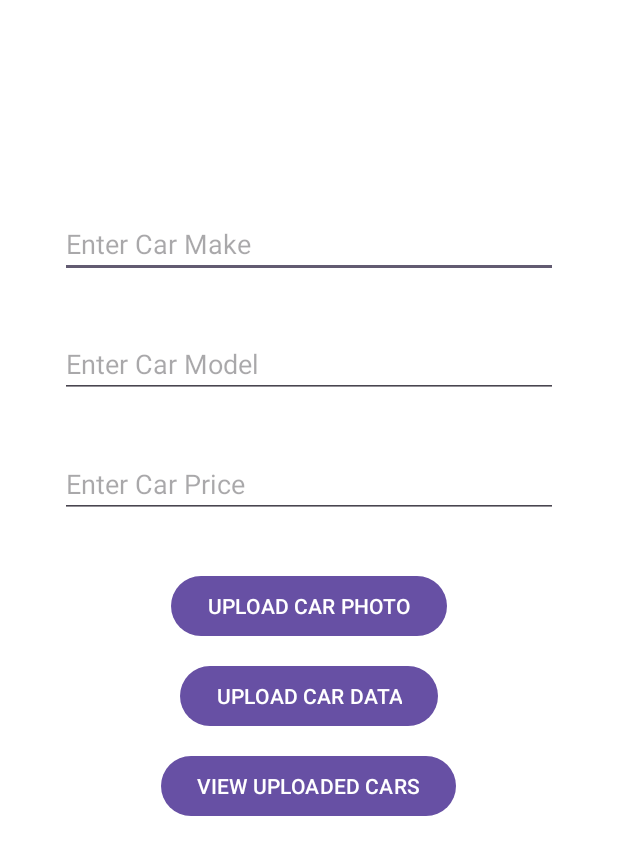
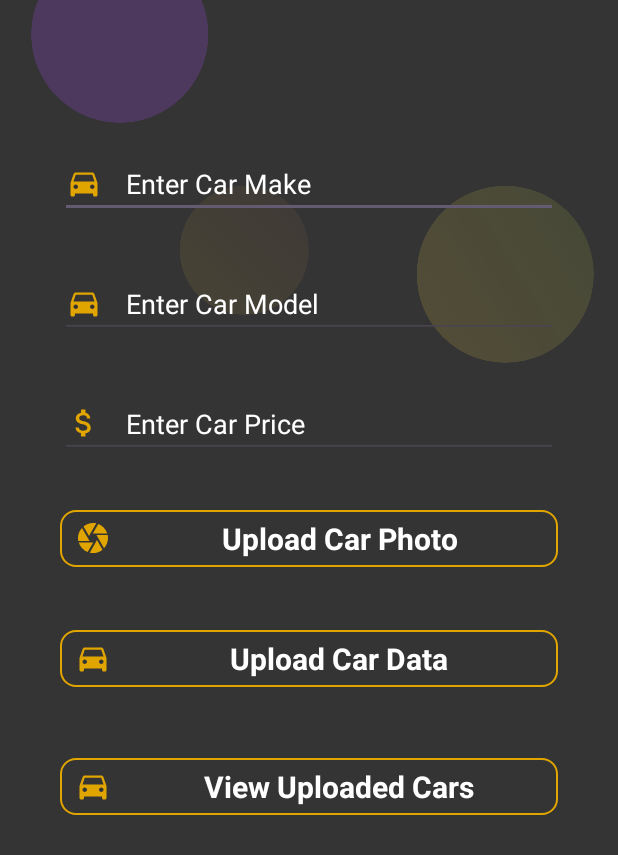
Before and after one commit to Brokeice123/FireBaseCloadChat, an Android app: the MainActivity screen opened directly, with no data from a screen before it, on a phone screen of 412 x 824 dp. Shown: the top 855 px of the screen. Run offline under Robolectric (Android 15) with nearby library versions, the phone set to English and light mode, and no system bars; our stand-ins replace Firebase (no records; nobody signed in at launch, a user with empty details on screens opened directly); Roboto replaces fonts that are not available here.

```diff
--- a/app/src/main/AndroidManifest.xml
+++ b/app/src/main/AndroidManifest.xml
@@ -15,6 +15,9 @@
         android:theme="@style/Theme.FireCloudChatApp"
         tools:targetApi="31">
         <activity
+            android:name=".Video_SplashActivity"
+            android:exported="false" />
+        <activity
             android:name=".SplashScreen"
             android:exported="true">
             <intent-filter>
@@ -28,14 +31,10 @@
             android:exported="false" />
         <activity
             android:name=".LoginAtivity"
-            android:exported="true">
-
-        </activity>
+            android:exported="true"></activity>
         <activity
             android:name=".MainActivity"
-            android:exported="true">
-
-        </activity>
+            android:exported="true"></activity>
 
         <meta-data
             android:name="preloaded_fonts"
--- a/app/src/main/java/com/example/firecloudchat_app/LoginAtivity.kt
+++ b/app/src/main/java/com/example/firecloudchat_app/LoginAtivity.kt
@@ -47,7 +47,7 @@ class LoginAtivity : AppCompatActivity() {
                 auth.signInWithEmailAndPassword(email, password).addOnCompleteListener(this) {
                     if (it.isSuccessful){
                         Toast.makeText(this, "Login Successful", Toast.LENGTH_SHORT).show()
-                        var gotomain = Intent(this, MainActivity::class.java)
+                        var gotomain = Intent(this, Video_SplashActivity::class.java)
                         startActivity(gotomain)
                         finish()
                     } else{
--- a/app/src/main/java/com/example/firecloudchat_app/MainActivity.kt
+++ b/app/src/main/java/com/example/firecloudchat_app/MainActivity.kt
@@ -1,9 +1,12 @@
 package com.example.firecloudchat_app
 
+import android.graphics.Color
+import android.os.Build
 import androidx.appcompat.app.AppCompatActivity
 import android.os.Bundle
 import android.widget.Button
 import android.widget.EditText
+import android.widget.TextView
 import android.widget.Toast
 import com.google.firebase.database.FirebaseDatabase
 
@@ -13,9 +16,9 @@ class MainActivity : AppCompatActivity() {
     lateinit var main_model:EditText
     lateinit var main_price:EditText
 
-    lateinit var main_photo:Button
-    lateinit var main_data:Button
-    lateinit var main_view:Button
+    lateinit var main_photo:TextView
+    lateinit var main_data:TextView
+    lateinit var main_view:TextView
 
     override fun onCreate(savedInstanceState: Bundle?) {
         super.onCreate(savedInstanceState)
@@ -60,5 +63,9 @@ class MainActivity : AppCompatActivity() {
 
         }
 
+        if (Build.VERSION.SDK_INT >= Build.VERSION_CODES.LOLLIPOP) {
+            window.statusBarColor = Color.parseColor("#343434")
+        }
+
         }
     }
--- /dev/null
+++ b/app/src/main/java/com/example/firecloudchat_app/Video_SplashActivity.kt
@@ -0,0 +1,37 @@
+package com.example.firecloudchat_app
+
+import android.content.Intent
+import android.graphics.Color
+import android.net.Uri
+import android.os.Build
+import androidx.appcompat.app.AppCompatActivity
+import android.os.Bundle
+import android.os.Handler
+import android.widget.VideoView
+
+class Video_SplashActivity : AppCompatActivity() {
+
+    private lateinit var videoView: VideoView
+
+    override fun onCreate(savedInstanceState: Bundle?) {
+        super.onCreate(savedInstanceState)
+        setContentView(R.layout.activity_video_splash)
+
+        videoView = findViewById(R.id.logo)
+
+        val videoUri = Uri.parse("android.resource://" + packageName + "/" + R.raw.my_video)
+        videoView.setVideoURI(videoUri)
+        videoView.start()
+
+        Handler().postDelayed({
+            videoView.stopPlayback()
+            startActivity(Intent(this, MainActivity::class.java))
+            finish()
+        }, 7000)
+
+        if (Build.VERSION.SDK_INT >= Build.VERSION_CODES.LOLLIPOP) {
+            window.statusBarColor = Color.parseColor("#000000")
+        }
+
+    }
+}
--- /dev/null
+++ b/app/src/main/res/drawable/camera.xml
@@ -0,0 +1,5 @@
+<vector android:height="24dp" android:tint="#E1A500"
+    android:viewportHeight="24" android:viewportWidth="24"
+    android:width="24dp" xmlns:android="http://schemas.android.com/apk/res/android">
+    <path android:fillColor="@android:color/white" android:pathData="M9.4,10.5l4.77,-8.26C13.47,2.09 12.75,2 12,2c-2.4,0 -4.6,0.85 -6.32,2.25l3.66,6.35 0.06,-0.1zM21.54,9c-0.92,-2.92 -3.15,-5.26 -6,-6.34L11.88,9h9.66zM21.8,10h-7.49l0.29,0.5 4.76,8.25C21,16.97 22,14.61 22,12c0,-0.69 -0.07,-1.35 -0.2,-2zM8.54,12l-3.9,-6.75C3.01,7.03 2,9.39 2,12c0,0.69 0.07,1.35 0.2,2h7.49l-1.15,-2zM2.46,15c0.92,2.92 3.15,5.26 6,6.34L12.12,15L2.46,15zM13.73,15l-3.9,6.76c0.7,0.15 1.42,0.24 2.17,0.24 2.4,0 4.6,-0.85 6.32,-2.25l-3.66,-6.35 -0.93,1.6z"/>
+</vector>
--- /dev/null
+++ b/app/src/main/res/drawable/car.xml
@@ -0,0 +1,5 @@
+<vector android:height="24dp" android:tint="#E1A500"
+    android:viewportHeight="24" android:viewportWidth="24"
+    android:width="24dp" xmlns:android="http://schemas.android.com/apk/res/android">
+    <path android:fillColor="@android:color/white" android:pathData="M18.92,6.01C18.72,5.42 18.16,5 17.5,5h-11c-0.66,0 -1.21,0.42 -1.42,1.01L3,12v8c0,0.55 0.45,1 1,1h1c0.55,0 1,-0.45 1,-1v-1h12v1c0,0.55 0.45,1 1,1h1c0.55,0 1,-0.45 1,-1v-8l-2.08,-5.99zM6.5,16c-0.83,0 -1.5,-0.67 -1.5,-1.5S5.67,13 6.5,13s1.5,0.67 1.5,1.5S7.33,16 6.5,16zM17.5,16c-0.83,0 -1.5,-0.67 -1.5,-1.5s0.67,-1.5 1.5,-1.5 1.5,0.67 1.5,1.5 -0.67,1.5 -1.5,1.5zM5,11l1.5,-4.5h11L19,11L5,11z"/>
+</vector>
--- /dev/null
+++ b/app/src/main/res/drawable/cash.xml
@@ -0,0 +1,5 @@
+<vector android:height="24dp" android:tint="#E1A500"
+    android:viewportHeight="24" android:viewportWidth="24"
+    android:width="24dp" xmlns:android="http://schemas.android.com/apk/res/android">
+    <path android:fillColor="@android:color/white" android:pathData="M11.8,10.9c-2.27,-0.59 -3,-1.2 -3,-2.15 0,-1.09 1.01,-1.85 2.7,-1.85 1.78,0 2.44,0.85 2.5,2.1h2.21c-0.07,-1.72 -1.12,-3.3 -3.21,-3.81V3h-3v2.16c-1.94,0.42 -3.5,1.68 -3.5,3.61 0,2.31 1.91,3.46 4.7,4.13 2.5,0.6 3,1.48 3,2.41 0,0.69 -0.49,1.79 -2.7,1.79 -2.06,0 -2.87,-0.92 -2.98,-2.1h-2.2c0.12,2.19 1.76,3.42 3.68,3.83V21h3v-2.15c1.95,-0.37 3.5,-1.5 3.5,-3.55 0,-2.84 -2.43,-3.81 -4.7,-4.4z"/>
+</vector>
--- a/app/src/main/res/layout/activity_main.xml
+++ b/app/src/main/res/layout/activity_main.xml
@@ -4,14 +4,31 @@
     xmlns:tools="http://schemas.android.com/tools"
     android:layout_width="match_parent"
     android:layout_height="match_parent"
-    android:padding="40dp"
-    android:background="@color/white"
+    android:background="#343434"
     tools:context=".MainActivity">
+
+
+    <ImageView
+        android:id="@+id/imageView3"
+        android:layout_width="match_parent"
+        android:layout_height="match_parent" />
+
+    <ImageView
+        android:id="@+id/imageView4"
+        android:layout_width="wrap_content"
+        android:layout_height="wrap_content"
+        app:srcCompat="@drawable/top_background" />
 
     <EditText
         android:id="@+id/Edtcarmake"
         android:layout_width="match_parent"
         android:layout_height="wrap_content"
+        android:layout_marginStart="40dp"
+        android:layout_marginEnd="40dp"
+        android:drawableStart="@drawable/car"
+        android:drawablePadding="16dp"
+        android:textColorHint="@color/white"
+        android:textColor="@color/white"
         android:layout_centerHorizontal="true"
         android:layout_marginTop="100dp"
         android:hint="Enter Car Make" />
@@ -22,7 +39,13 @@
         android:layout_height="wrap_content"
         android:layout_centerHorizontal="true"
         android:layout_marginTop="180dp"
+        android:layout_marginStart="40dp"
+        android:layout_marginEnd="40dp"
         android:ems="10"
+        android:drawableStart="@drawable/car"
+        android:drawablePadding="16dp"
+        android:textColorHint="@color/white"
+        android:textColor="@color/white"
         android:hint="Enter Car Model"
         android:inputType="text" />
 
@@ -32,33 +55,82 @@
         android:layout_height="wrap_content"
         android:layout_centerHorizontal="true"
         android:layout_marginTop="260dp"
+        android:layout_marginStart="40dp"
+        android:layout_marginEnd="40dp"
         android:ems="10"
+        android:drawableStart="@drawable/cash"
+        android:drawablePadding="16dp"
+        android:textColorHint="@color/white"
+        android:textColor="@color/white"
         android:hint="Enter Car Price"
         android:inputType="text" />
 
-    <Button
+
+
+    <TextView
         android:id="@+id/btn_photo"
-        android:layout_width="wrap_content"
+        android:layout_width="match_parent"
         android:layout_height="wrap_content"
         android:layout_centerHorizontal="true"
         android:layout_marginTop="340dp"
-        android:text="UPLOAD CAR PHOTO" />
+        android:background="@drawable/btn_background2"
+        android:drawableStart="@drawable/camera"
+        android:drawablePadding="16dp"
+        android:gravity="center"
+        android:paddingStart="10dp"
+        android:paddingTop="5dp"
+        android:paddingEnd="10dp"
+        android:layout_marginStart="40dp"
+        android:layout_marginEnd="40dp"
+        android:paddingBottom="5dp"
+        android:text="Upload Car Photo"
+        android:textColor="#ffffff"
+        android:textSize="20sp"
+        android:textStyle="bold"
+        />
 
-    <Button
+    <TextView
         android:id="@+id/btn_data"
-        android:layout_width="wrap_content"
+        android:layout_width="match_parent"
         android:layout_height="wrap_content"
+        android:background="@drawable/btn_background2"
+        android:drawableStart="@drawable/car"
+        android:drawablePadding="16dp"
+        android:gravity="center"
+        android:paddingStart="10dp"
+        android:paddingTop="5dp"
+        android:paddingEnd="10dp"
+        android:layout_marginStart="40dp"
+        android:layout_marginEnd="40dp"
+        android:paddingBottom="5dp"
         android:layout_centerHorizontal="true"
-        android:layout_marginTop="400dp"
-        android:text="UPLOAD CAR DATA" />
+        android:layout_marginTop="420dp"
+        android:text="Upload Car Data"
+        android:textColor="#ffffff"
+        android:textSize="20sp"
+        android:textStyle="bold"
+        />
 
-    <Button
+    <TextView
         android:id="@+id/btn_view"
-        android:layout_width="wrap_content"
+        android:layout_width="match_parent"
         android:layout_height="wrap_content"
+        android:background="@drawable/btn_background2"
+        android:drawableStart="@drawable/car"
+        android:drawablePadding="16dp"
+        android:gravity="center"
+        android:paddingStart="10dp"
+        android:paddingTop="5dp"
+        android:paddingEnd="10dp"
+        android:layout_marginStart="40dp"
+        android:layout_marginEnd="40dp"
+        android:paddingBottom="5dp"
         android:layout_centerHorizontal="true"
-        android:layout_marginTop="460dp"
-        android:text="VIEW UPLOADED CARS" />
+        android:layout_marginTop="505dp"
+        android:textColor="#ffffff"
+        android:textSize="20sp"
+        android:textStyle="bold"
+        android:text="View Uploaded Cars" />
 
 
 </RelativeLayout>
--- /dev/null
+++ b/app/src/main/res/layout/activity_video_splash.xml
@@ -0,0 +1,17 @@
+<?xml version="1.0" encoding="utf-8"?>
+<RelativeLayout xmlns:android="http://schemas.android.com/apk/res/android"
+    xmlns:app="http://schemas.android.com/apk/res-auto"
+    xmlns:tools="http://schemas.android.com/tools"
+    android:layout_width="match_parent"
+    android:layout_height="match_parent"
+    android:background="#000000"
+    tools:context=".Video_SplashActivity">
+
+    <VideoView
+        android:id="@+id/logo"
+        android:layout_width="wrap_content"
+        android:layout_height="wrap_content"
+        android:layout_centerInParent="true"
+        android:fitsSystemWindows="true"
+        android:keepScreenOn="true" />
+</RelativeLayout>
```
Also changed, not shown: 2 other files.
